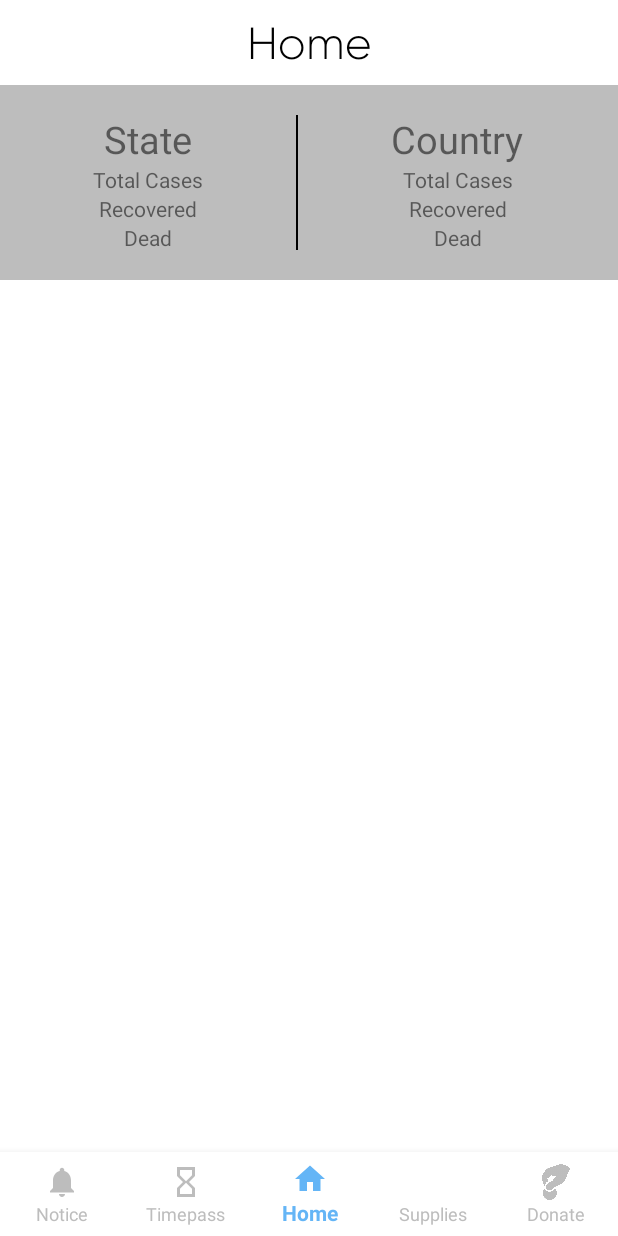
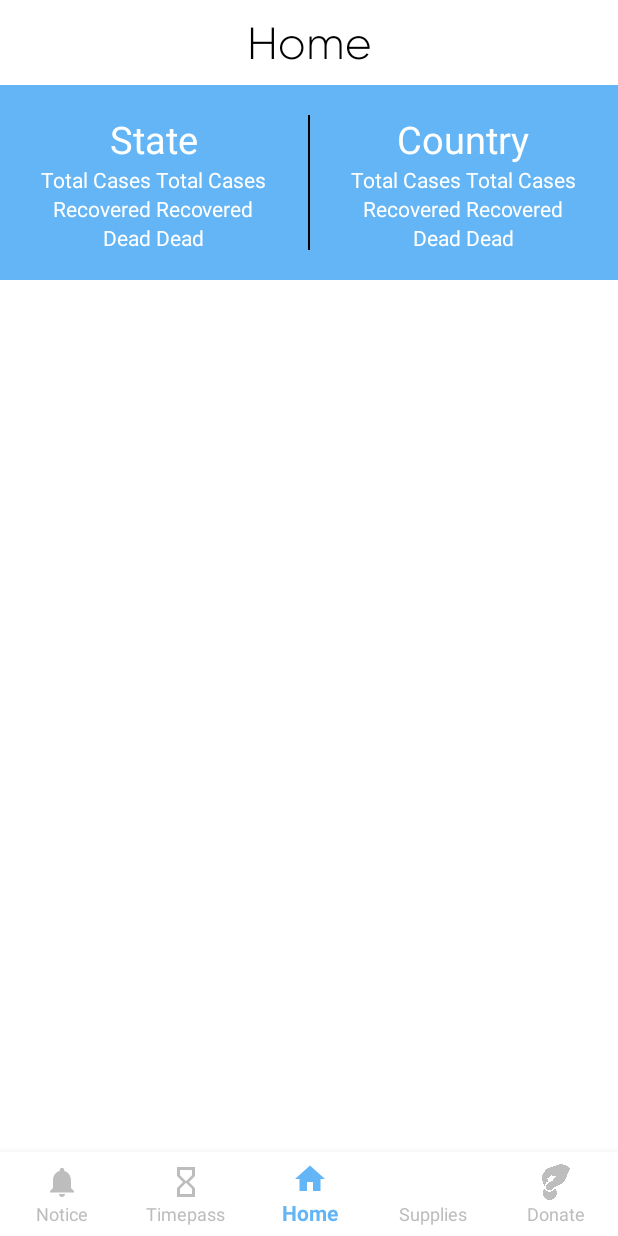
Before and after one commit to Anshit01/Sangarodhak, an Android app: the screen it shows after launch (DashBoardActivity), item 3 of the bottom bar chosen, on a phone screen of 412 x 824 dp. Run offline under Robolectric (Android 15) with nearby library versions, the phone set to English and light mode, and no system bars; plain views replace RoundRectView.

Commit message:
Home Updated and Notice

```diff
--- a/app/build.gradle
+++ b/app/build.gradle
@@ -32,4 +32,7 @@ dependencies {
     implementation 'com.google.android.material:material:1.2.0-alpha06'
     implementation 'com.github.florent37:shapeofview:1.4.7'
     implementation 'com.android.volley:volley:1.1.1'
+    implementation 'com.google.firebase:firebase-database:19.2.1'
+    implementation 'com.google.android.gms:play-services-location:17.0.0'
+    implementation 'com.github.bumptech.glide:glide:4.11.0'
 }
--- a/app/src/main/java/com/hashbash/sangarodhak/DashBoardActivity.java
+++ b/app/src/main/java/com/hashbash/sangarodhak/DashBoardActivity.java
@@ -6,6 +6,7 @@ import android.location.Location;
 import android.location.LocationListener;
 import android.os.Bundle;
 import android.os.Handler;
+import android.view.MenuItem;
 import android.widget.Toast;
 
 import androidx.annotation.NonNull;
@@ -78,72 +79,71 @@ public class DashBoardActivity extends AppCompatActivity {
 //            bottomNavigationView.setSelectedItemId(R.id.nav_announcements);
 //        } else {
 //            viewPage.setCurrentItem(2);
-//            bottomNavigationView.setSelectedItemId(R.id.nav_home);
+            bottomNavigationView.setSelectedItemId(R.id.nav_home);
 //        }
 
+        viewPage.setOffscreenPageLimit(4);
 
-//        viewPage.setOffscreenPageLimit(4);
-//
-//        viewPage.addOnPageChangeListener(new ViewPager.OnPageChangeListener() {
-//            @Override
-//            public void onPageScrolled(int position, float positionOffset, int positionOffsetPixels) {
-//
-//            }
-//
-//            @Override
-//            public void onPageSelected(int position) {
-//                int id = R.id.nav_home;
-//                if (position == 0)
-//                    id = R.id.nav_announcements;
-//                else if (position == 1)
-//                    id = R.id.nav_results;
-//                else if (position == 2)
-//                    id = R.id.nav_home;
-//                else if (position == 3)
-//                    id = R.id.nav_attendance;
-//                else if (position == 4)
-//                    id = R.id.nav_profile;
-//
-//                bottomNavigationView.setSelectedItemId(id);
-//            }
-//
-//            @Override
-//            public void onPageScrollStateChanged(int state) {
-//
-//            }
-//        });
-//
-//        bottomNavigationView.setOnNavigationItemSelectedListener(new BottomNavigationView.OnNavigationItemSelectedListener() {
-//            @Override
-//            public boolean onNavigationItemSelected(@NonNull MenuItem item) {
-//                switch (item.getItemId()) {
-//
-//                    case R.id.nav_announcements:
-//                        viewPage.setCurrentItem(0, false);
-//                        item.setChecked(true);
-//                        break;
-//                    case R.id.nav_results:
-//                        viewPage.setCurrentItem(1, false);
-//                        item.setChecked(true);
-//                        break;
-//                    case R.id.nav_home:
-//                        viewPage.setCurrentItem(2, false);
-//                        item.setChecked(true);
-//                        break;
-//                    case R.id.nav_attendance:
-//                        viewPage.setCurrentItem(3, false);
-//                        item.setChecked(true);
-//                        break;
-//                    case R.id.nav_profile:
-//                        viewPage.setCurrentItem(4, false);
-//                        item.setChecked(true);
-//                        break;
-//
-//
-//                }
-//                return false;
-//            }
-//        });
+        viewPage.addOnPageChangeListener(new ViewPager.OnPageChangeListener() {
+            @Override
+            public void onPageScrolled(int position, float positionOffset, int positionOffsetPixels) {
+
+            }
+
+            @Override
+            public void onPageSelected(int position) {
+                int id = R.id.nav_home;
+                if (position == 0)
+                    id = R.id.nav_notice;
+                else if (position == 1)
+                    id = R.id.nav_time_pass;
+                else if (position == 2)
+                    id = R.id.nav_home;
+                else if (position == 3)
+                    id = R.id.nav_supplies;
+                else if (position == 4)
+                    id = R.id.nav_donate;
+
+                bottomNavigationView.setSelectedItemId(id);
+            }
+
+            @Override
+            public void onPageScrollStateChanged(int state) {
+
+            }
+        });
+
+        bottomNavigationView.setOnNavigationItemSelectedListener(new BottomNavigationView.OnNavigationItemSelectedListener() {
+            @Override
+            public boolean onNavigationItemSelected(@NonNull MenuItem item) {
+                switch (item.getItemId()) {
+
+                    case R.id.nav_notice:
+                        viewPage.setCurrentItem(0, false);
+                        item.setChecked(true);
+                        break;
+                    case R.id.nav_time_pass:
+                        viewPage.setCurrentItem(1, false);
+                        item.setChecked(true);
+                        break;
+                    case R.id.nav_home:
+                        viewPage.setCurrentItem(2, false);
+                        item.setChecked(true);
+                        break;
+                    case R.id.nav_supplies:
+                        viewPage.setCurrentItem(3, false);
+                        item.setChecked(true);
+                        break;
+                    case R.id.nav_donate:
+                        viewPage.setCurrentItem(4, false);
+                        item.setChecked(true);
+                        break;
+
+
+                }
+                return false;
+            }
+        });
 
     }
 
--- a/app/src/main/java/com/hashbash/sangarodhak/Fragments/FragmentHome.java
+++ b/app/src/main/java/com/hashbash/sangarodhak/Fragments/FragmentHome.java
@@ -2,6 +2,7 @@ package com.hashbash.sangarodhak.Fragments;
 
 import android.Manifest;
 import android.content.Context;
+import android.content.SharedPreferences;
 import android.content.pm.PackageManager;
 import android.location.Address;
 import android.location.Geocoder;
@@ -14,10 +15,11 @@ import android.view.LayoutInflater;
 import android.view.View;
 import android.view.ViewGroup;
 import android.widget.TextView;
+import android.widget.Toast;
 
 import androidx.annotation.NonNull;
 import androidx.annotation.Nullable;
-import androidx.core.content.ContextCompat;
+import androidx.core.app.ActivityCompat;
 import androidx.fragment.app.Fragment;
 
 import com.hashbash.sangarodhak.R;
@@ -38,6 +40,7 @@ public class FragmentHome extends Fragment implements LocationListener {
     LocationManager manager;
     Geocoder geocoder;
     List<Address> addresses;
+    private SharedPreferences preferences;
 
     public FragmentHome(Context context) {
         this.context = context;
@@ -47,6 +50,8 @@ public class FragmentHome extends Fragment implements LocationListener {
     @Override
     public View onCreateView(@NonNull LayoutInflater inflater, @Nullable ViewGroup container, @Nullable Bundle savedInstanceState) {
         View view = inflater.inflate(R.layout.fragment_home, container, false);
+
+        preferences = context.getSharedPreferences(getString(R.string.pref_case_data), Context.MODE_PRIVATE);
 
         state[0] = view.findViewById(R.id.state_name);
         state[1] = view.findViewById(R.id.state_total_cases);
@@ -58,19 +63,55 @@ public class FragmentHome extends Fragment implements LocationListener {
         country[2] = view.findViewById(R.id.country_recovered);
         country[3] = view.findViewById(R.id.country_dead);
 
+        getSharedPreferenceData();
+
         manager = (LocationManager) context.getSystemService(LOCATION_SERVICE);
         geocoder = new Geocoder(context, Locale.getDefault());
 
-        if (ContextCompat.checkSelfPermission(context, Manifest.permission.ACCESS_FINE_LOCATION) == PackageManager.PERMISSION_GRANTED) {
-            manager.requestLocationUpdates(LocationManager.GPS_PROVIDER, 5000, 0, this);
-        }
+        if (manager.isProviderEnabled(LocationManager.GPS_PROVIDER)) {
+            if (ActivityCompat.checkSelfPermission(context, Manifest.permission.ACCESS_FINE_LOCATION) == PackageManager.PERMISSION_GRANTED)
+                manager.requestLocationUpdates(LocationManager.GPS_PROVIDER, 30 * 1000, 10, this);
+        } else if (!preferences.getString(getString(R.string.pref_case_data_state_total_cases), "hi").equals("hi"))
+            Toast.makeText(context, "Location not Enabled, Showing last saved data", Toast.LENGTH_SHORT).show();
 
         return view;
+    }
+
+    private void getSharedPreferenceData() {
+        state[0].setText(preferences.getString(getString(R.string.pref_case_data_state_name), "State"));
+        state[1].setText("Total Cases " + preferences.getString(getString(R.string.pref_case_data_state_total_cases), "Total Cases"));
+        state[2].setText("Recovered " + preferences.getString(getString(R.string.pref_case_data_state_recovered), "Recovered"));
+        state[3].setText("Dead " + preferences.getString(getString(R.string.pref_case_data_state_dead), "Dead"));
+
+        country[0].setText(preferences.getString(getString(R.string.pref_case_data_country_name), "Country"));
+        country[1].setText("Total Cases " + preferences.getString(getString(R.string.pref_case_data_country_total_cases), "Total Cases"));
+        country[2].setText("Recovered " + preferences.getString(getString(R.string.pref_case_data_country_recovered), "Recovered"));
+        country[3].setText("Dead " + preferences.getString(getString(R.string.pref_case_data_country_dead), "Dead"));
     }
 
     private void setData(String countryName, String stateName) {
         state[0].setText(stateName);
         country[0].setText(countryName);
+
+        String stateTotalCases = "", stateRecovered = "", stateDead = "", countryTotalCases = "", countryRecovered = "", countryDead = "";
+
+        state[1].setText("Total Cases " + stateTotalCases);
+        state[2].setText("Recovered " + stateRecovered);
+        state[3].setText("Dead " + stateDead);
+
+        country[1].setText("Total Cases " + countryTotalCases);
+        country[2].setText("Recovered " + countryRecovered);
+        country[3].setText("Dead " + countryDead);
+
+        preferences.edit().putString(getString(R.string.pref_case_data_state_name), stateName)
+                .putString(getString(R.string.pref_case_data_state_total_cases), stateTotalCases)
+                .putString(getString(R.string.pref_case_data_state_recovered), stateRecovered)
+                .putString(getString(R.string.pref_case_data_state_dead), stateDead)
+                .putString(getString(R.string.pref_case_data_country_name), countryName)
+                .putString(getString(R.string.pref_case_data_country_total_cases), countryTotalCases)
+                .putString(getString(R.string.pref_case_data_country_recovered), countryRecovered)
+                .putString(getString(R.string.pref_case_data_country_dead), countryDead)
+                .apply();
     }
 
     @Override
@@ -78,9 +119,11 @@ public class FragmentHome extends Fragment implements LocationListener {
         Log.d("Home", "Location Changed\n" + location);
         try {
             addresses = geocoder.getFromLocation(location.getLatitude(), location.getLongitude(), 1);
+            Log.d("Home", "Address Received\n" + addresses);
             setData(addresses.get(0).getCountryName(), addresses.get(0).getAdminArea());
         } catch (IOException e) {
             e.printStackTrace();
+            Log.d("Home", "Address Not Received");
         }
     }
 
--- a/app/src/main/res/layout/fragment_home.xml
+++ b/app/src/main/res/layout/fragment_home.xml
@@ -3,7 +3,7 @@
     xmlns:app="http://schemas.android.com/apk/res-auto"
     android:layout_width="match_parent"
     android:layout_height="match_parent"
-    android:background="@color/grey_400">
+    android:background="@color/colorAccent">
 
     <com.github.florent37.shapeofview.shapes.RoundRectView
         android:id="@+id/title_container"
@@ -22,9 +22,9 @@
                 android:layout_width="match_parent"
                 android:layout_height="wrap_content"
                 android:layout_margin="10dp"
+                android:fontFamily="@font/gilroylight"
                 android:gravity="center"
                 android:text="Home"
-                android:fontFamily="@font/gilroylight"
                 android:textColor="@color/black"
                 android:textSize="30sp" />
 
@@ -51,26 +51,30 @@
                 android:id="@+id/state_name"
                 android:layout_width="wrap_content"
                 android:layout_height="wrap_content"
-                android:textSize="25sp"
-                android:text="State"/>
+                android:text="State"
+                android:textColor="@color/white"
+                android:textSize="25sp" />
 
             <TextView
                 android:id="@+id/state_total_cases"
                 android:layout_width="wrap_content"
                 android:layout_height="wrap_content"
-                android:text="Total Cases"/>
+                android:text="Total Cases"
+                android:textColor="@color/white" />
 
             <TextView
                 android:id="@+id/state_recovered"
                 android:layout_width="wrap_content"
                 android:layout_height="wrap_content"
-                android:text="Recovered"/>
+                android:text="Recovered"
+                android:textColor="@color/white" />
 
             <TextView
                 android:id="@+id/state_dead"
                 android:layout_width="wrap_content"
                 android:layout_height="wrap_content"
-                android:text="Dead"/>
+                android:text="Dead"
+                android:textColor="@color/white" />
 
 
         </LinearLayout>
@@ -85,34 +89,38 @@
         <LinearLayout
             android:layout_width="wrap_content"
             android:layout_height="match_parent"
+            android:layout_weight="1"
             android:gravity="center"
-            android:layout_weight="1"
             android:orientation="vertical">
 
             <TextView
                 android:id="@+id/country_name"
                 android:layout_width="wrap_content"
                 android:layout_height="wrap_content"
-                android:textSize="25sp"
-                android:text="Country"/>
+                android:text="Country"
+                android:textColor="@color/white"
+                android:textSize="25sp" />
 
             <TextView
                 android:id="@+id/country_total_cases"
                 android:layout_width="wrap_content"
                 android:layout_height="wrap_content"
-                android:text="Total Cases"/>
+                android:text="Total Cases"
+                android:textColor="@color/white" />
 
             <TextView
                 android:id="@+id/country_recovered"
                 android:layout_width="wrap_content"
                 android:layout_height="wrap_content"
-                android:text="Recovered"/>
+                android:text="Recovered"
+                android:textColor="@color/white" />
 
             <TextView
                 android:id="@+id/country_dead"
                 android:layout_width="wrap_content"
                 android:layout_height="wrap_content"
-                android:text="Dead"/>
+                android:text="Dead"
+                android:textColor="@color/white" />
 
         </LinearLayout>
 
--- a/app/src/main/res/values/strings.xml
+++ b/app/src/main/res/values/strings.xml
@@ -1,3 +1,20 @@
 <resources>
     <string name="app_name">Sangarodhak</string>
+
+
+    <!--Saved Data in Shared Preferences-->
+    <string name="pref_case_data">team.hashbash.sangarodhak.case_data</string>
+
+    <!--State Data in Shared Preferences-->
+    <string name="pref_case_data_state_name">PREF_STATE_NAME</string>
+    <string name="pref_case_data_state_total_cases">PREF_STATE_TOTAL_CASES</string>
+    <string name="pref_case_data_state_recovered">PREF_STATE_RECOVERED</string>
+    <string name="pref_case_data_state_dead">PREF_STATE_DEAD</string>
+
+    <!--Country Data in Shared Preferences-->
+    <string name="pref_case_data_country_name">PREF_COUNTRY_NAME</string>
+    <string name="pref_case_data_country_total_cases">PREF_COUNTRY_TOTAL_CASES</string>
+    <string name="pref_case_data_country_recovered">PREF_COUNTRY_RECOVERED</string>
+    <string name="pref_case_data_country_dead">PREF_COUNTRY_DEAD</string>
+
 </resources>
```
Also changed, not shown: app/src/main/java/com/hashbash/sangarodhak/Adapters/NoticeRecyclerAdapter.java (added, +103 -0 lines), app/src/main/java/com/hashbash/sangarodhak/GPSLocationTracker.java (deleted, +0 -58 lines), app/src/main/res/layout/item_notice.xml (added, +43 -0 lines), app/src/main/res/layout/item_notice_feed.xml (added, +18 -0 lines).
